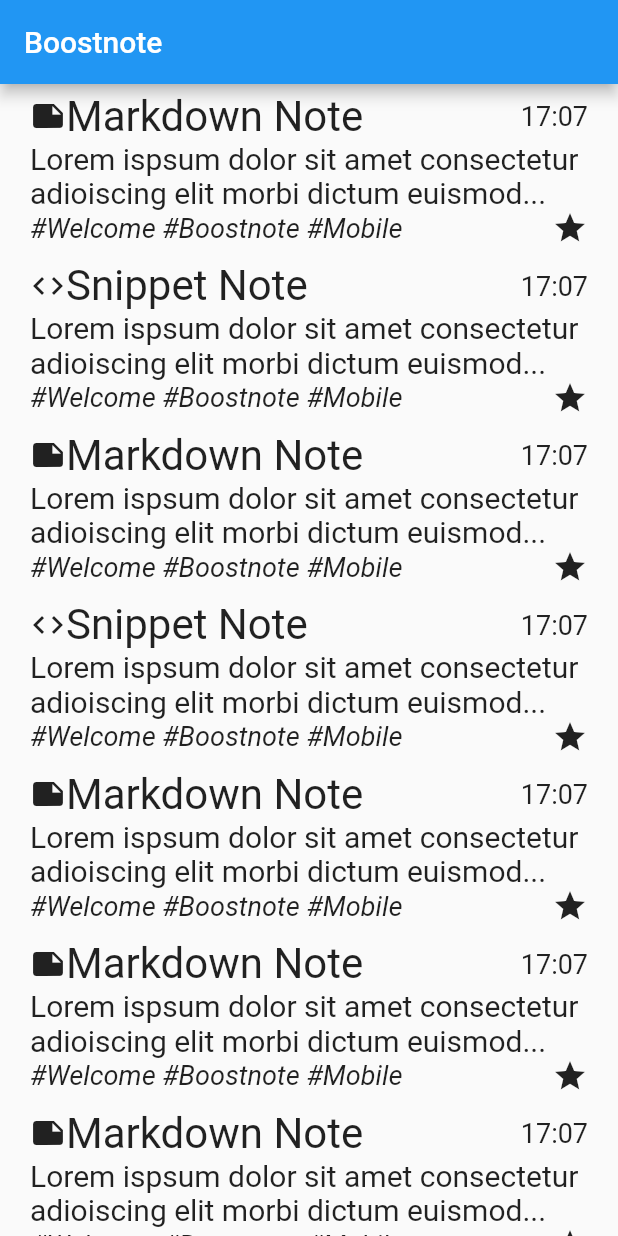
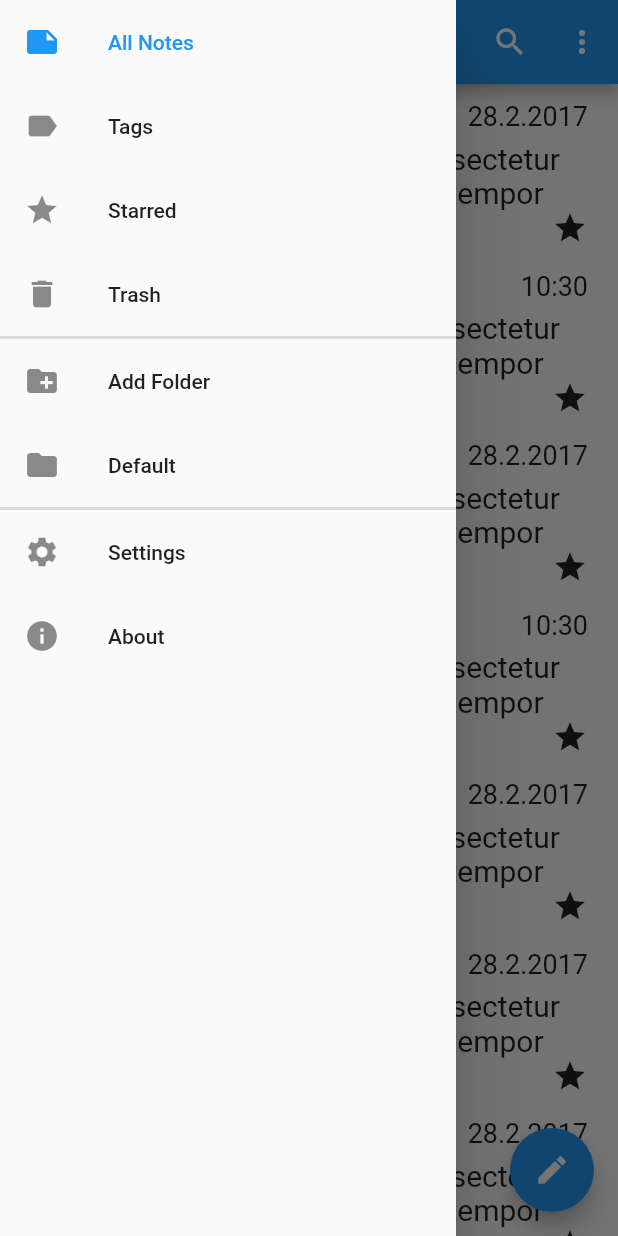
Before and after one commit to T0M0F/NoteApp, a Flutter app: the screen it shows after launch, with the side drawer open (before the commit the screen has no drawer), on a phone screen of 412 x 824 dp. Run offline on Flutter 3.47's test engine with Material 2 defaults, Android fonts, the phone set to English and light mode, and no system bars.

Commit message:
Added Stuff

```diff
--- /dev/null
+++ b/boostnote_mobile/lib/Converter/DateTimeConverter.dart
@@ -0,0 +1,36 @@
+
+
+class DateTimeConverter {
+
+  String convertToReadableForm(DateTime dateTime){
+
+    if(today(dateTime)){
+      return dateTime.hour.toString() + ':' + dateTime.minute.toString();
+    } else if(thisYear(dateTime)){
+      return dateTime.day.toString() + '.' + dateTime.month.toString();
+    } else {
+      return dateTime.day.toString() + '.' + dateTime.month.toString() + '.' + dateTime.year.toString();
+    }
+
+
+  }
+
+  bool today(DateTime dateTime){
+
+    DateTime now = DateTime.now();
+    DateTime today = new DateTime(now.year, now.month, now.day);
+    DateTime dateToCheck = new DateTime(dateTime.year, dateTime.month, dateTime.day);
+
+    return today == dateToCheck;
+  }
+
+  bool thisYear(DateTime dateTime) {
+
+    DateTime now = DateTime.now();
+    DateTime year = new DateTime(now.year);
+    DateTime dateToCheck = new DateTime(dateTime.year);
+
+    return year == dateToCheck;
+  }
+
+}
--- a/boostnote_mobile/lib/data/DummyDataGenerator.dart
+++ b/boostnote_mobile/lib/data/DummyDataGenerator.dart
@@ -46,7 +46,7 @@ class DummyDataGenerator {
                                         updatedAt: new DateTime.now(),
                                         folder: 'Folder2',
                                         title: 'Snippet Note',
-                                        tags: ['Tag1'],
+                                        tags: ['#Tag1'],
                                         isStarred: true,
                                         isTrashed: false,
                                         description: description,
@@ -60,13 +60,21 @@ class DummyDataGenerator {
     String content = 'lorem ipsum dolor sit amet, consectetur adipiscing elit, sed do eiusmod tempor incididunt ut labore et dolore magna aliqua. Ut enim ad minim veniam, quis nostrud exercitation ullamco laboris nisi ut aliquip ex ea commodo consequat. Duis aute irure dolor in reprehenderit in voluptate velit esse cillum dolore eu fugiat nulla pariatur. Excepteur sint occaecat cupidatat non proident, sunt in culpa qui officia deserunt mollit anim id est laborum.';
 
     return new MarkdownNote(createdAt: new DateTime.now(),
-                                        updatedAt: new DateTime.now(),
+                                        updatedAt: new DateTime(2017,02,28),
                                         folder: 'Folder1',
                                         title: 'Markdown Note',
-                                        tags: ['Tag1, Tag2'],
+                                        tags: ['#Tag1' , '#Tag2'],
                                         isStarred: false,
                                         isTrashed: false,
                                         content: content
                                         );
   }
+
+  List<String> folders = ['Default'];
+
+
+
+  void saveFolder(String folder){
+    folders.add(folder);
+  }
 }
--- a/boostnote_mobile/lib/main.dart
+++ b/boostnote_mobile/lib/main.dart
@@ -1,5 +1,5 @@
 import 'package:flutter/material.dart';
-import 'package:boostnote_mobile/ui/screens/MainScreen.dart';
+import 'package:boostnote_mobile/ui/screens/main/MainScreen.dart';
 
 void main() => runApp(MyApp());
 
@@ -9,6 +9,7 @@ class MyApp extends StatelessWidget {
   Widget build(BuildContext context) {
     return MaterialApp(
       title: 'Boostnote',
+      debugShowCheckedModeBanner: false,
       theme: ThemeData(
         primarySwatch: Colors.blue,
       ),
--- a/boostnote_mobile/lib/ui/screens/MainScreen.dart
+++ /dev/null
@@ -1,35 +0,0 @@
-
-import 'package:boostnote_mobile/data/DummyDataGenerator.dart';
-import 'package:boostnote_mobile/data/model/Note.dart';
-import 'package:boostnote_mobile/ui/screens/NoteList/NoteList.dart';
-import 'package:flutter/cupertino.dart';
-import 'package:flutter/material.dart';
-
-class MainScreen extends StatefulWidget {
-  @override
-  _MainScreenState createState() => _MainScreenState();
-}
-
-class _MainScreenState extends State<MainScreen> {
-
-  DummyDataGenerator generator = new DummyDataGenerator();
-  Note _selectedNote;
-
- @override
-  Widget build(BuildContext context) {
-    return Scaffold(
-      appBar: AppBar(
-        title: Text('Boostnote'),
-      ),
-      body: Container(
-        child: new NoteList(data: generator.generateNotes(10),
-                            itemSelectedCallback: (note) {
-                                setState(() {
-                                  _selectedNote = note;
-                                });
-                            }
-                           ),
-      ),
-    );
-  }
-}
--- /dev/null
+++ b/boostnote_mobile/lib/ui/screens/main/MainScreen.dart
@@ -0,0 +1,91 @@
+
+import 'package:boostnote_mobile/data/DummyDataGenerator.dart';
+import 'package:boostnote_mobile/data/model/Note.dart';
+import 'package:boostnote_mobile/ui/screens/main/NoteList/NoteList.dart';
+import 'package:flutter/cupertino.dart';
+import 'package:flutter/material.dart';
+
+import 'NavigationDrawer.dart';
+
+class MainScreen extends StatefulWidget {
+  @override
+  _MainScreenState createState() => _MainScreenState();
+}
+
+class _MainScreenState extends State<MainScreen> {
+
+  DummyDataGenerator generator = new DummyDataGenerator();
+  Note _selectedNote;
+
+ @override
+  Widget build(BuildContext context) {
+
+    double shortestSide = MediaQuery.of(context).size.shortestSide;
+    bool isTablet = shortestSide >= 600;
+    List<Note> notes = generator.generateNotes(10);
+    Widget body;
+
+    if (shortestSide < 600) {
+      body = _buildMobileLayout(notes);
+    } else {
+      body = _buildTabletLayout(notes);
+    }
+
+    return Scaffold(
+      appBar: AppBar(
+        title: Text('Boostnote'),
+        actions: <Widget>[
+          IconButton(
+            icon: Icon(Icons.search),
+            onPressed: () {},
+          ),
+          IconButton(
+            icon: Icon(Icons.more_vert),
+            onPressed: () {},
+          )
+        ],
+      ),
+      drawer: isTablet ? null : new NavigationDrawer(),
+      body: body,
+      floatingActionButton: FloatingActionButton(
+        child: Icon(Icons.edit),
+        onPressed: (){
+
+        },
+      ),
+    );
+  }
+
+  Widget _buildMobileLayout(List<Note> notes){
+    return Container(
+      child: new NoteList(data: notes,
+            itemSelectedCallback: (note) {
+                setState(() {
+                  _selectedNote = note;
+                });
+            }
+      ),
+    );
+  }
+
+  Widget _buildTabletLayout(List<Note> notes){
+    return Row(
+      children: <Widget>[
+        Flexible(
+          flex: 2,
+          child: NavigationDrawer()
+        ),
+        Flexible(
+          flex: 3,
+          child: NoteList(data: notes,
+            itemSelectedCallback: (note) {
+                setState(() {
+                  _selectedNote = note;
+                });
+            }
+          ),
+        ),
+      ],
+    );
+  }
+}
--- /dev/null
+++ b/boostnote_mobile/lib/ui/screens/main/NavigationDrawer.dart
@@ -0,0 +1,137 @@
+
+
+ import 'package:boostnote_mobile/data/DummyDataGenerator.dart';
+import 'package:flutter/cupertino.dart';
+import 'package:flutter/material.dart';
+
+class NavigationDrawer extends StatefulWidget {
+
+  @override
+  State<StatefulWidget> createState() => NavigationDrawerState();
+
+}
+
+class NavigationDrawerState extends State<NavigationDrawer> {
+
+  DummyDataGenerator _generator = new DummyDataGenerator();
+
+   @override
+  Widget build(BuildContext context) {
+
+     List<Widget> widgetList = buildWidgetList(context, _generator.folders);
+
+    return Drawer(
+      elevation: 20.0,
+      child: ListView(
+        padding: EdgeInsets.zero,
+        children: widgetList
+      ),
+    );
+  }
+
+  List<Widget> buildWidgetList(BuildContext context, List<String> folders) {
+
+      List<Widget> widgets = [
+      ListTile(
+        selected: true,
+        leading: Icon(Icons.note),
+        title: Text('All Notes'),
+        onTap: () {
+          Navigator.pop(context);
+        },
+      ),
+      ListTile(
+        leading: Icon(Icons.label),
+        title: Text('Tags'),
+        onTap: () {
+          Navigator.pop(context);
+        },
+      ),
+      ListTile(
+        leading: Icon(Icons.star),
+        title: Text('Starred'),
+        onTap: () {
+          Navigator.pop(context);
+        },
+      ),
+      ListTile(
+        leading: Icon(Icons.delete),
+        title: Text('Trash'),
+        onTap: () {
+          Navigator.pop(context);
+        },
+      ),
+      Divider(
+        height: 2.0,
+        thickness: 2,
+      ),
+      ListTile(
+        leading: Icon(Icons.create_new_folder),
+        title: Text('Add Folder'),
+        onTap: () {
+          _createDialog(context);
+        },
+      ),
+      Divider(
+        height: 2.0,
+        thickness: 2,
+      ),
+      ListTile(
+        leading: Icon(Icons.settings),
+        title: Text('Settings'),
+        onTap: () {
+          Navigator.pop(context);
+        },
+      ),
+      ListTile(
+        leading: Icon(Icons.info),
+        title: Text('About'),
+        onTap: () {
+          /*
+          Navigator.push(
+            context,
+            MaterialPageRoute(builder: (context) => AboutPage()),
+          );
+          */
+        },
+      ),
+    ];
+
+    for(String folder in folders){
+      widgets.insert(6, ListTile(
+        leading: Icon(Icons.folder),
+        title: Text(folder),
+        onTap: () {
+          Navigator.pop(context);
+        },
+      ));
+    }
+
+    return widgets;
+  }
+
+  Future<String> _createDialog(BuildContext context) {
+    TextEditingController controller = new TextEditingController();
+    return showDialog(context: context, builder: (context){
+      return AlertDialog(
+        title: Text('Add Folder'),
+        content: TextField(
+          controller: controller,
+        ),
+        actions: <Widget>[
+          MaterialButton(
+            elevation: 5.0,
+            child: Text('Add'),
+            onPressed: (){
+              Navigator.of(context).pop();
+              setState(() {
+                _generator.saveFolder(controller.text);
+              });
+            }
+          )
+        ],
+      );
+    });
+  }
+
+}
--- /dev/null
+++ b/boostnote_mobile/lib/ui/screens/main/NoteList/MarkdownTile.dart
@@ -0,0 +1,62 @@
+
+import 'package:boostnote_mobile/Converter/DateTimeConverter.dart';
+import 'package:boostnote_mobile/data/model/MarkdownNote.dart';
+import 'package:flutter/cupertino.dart';
+import 'package:flutter/material.dart';
+
+class MarkdownTile extends StatelessWidget{
+
+  DateTimeConverter dateTimeConverter = new DateTimeConverter();  //ugly
+  final MarkdownNote note;
+  MarkdownTile({this.note});
+
+  @override
+  Widget build(BuildContext context) => _buildItem(context);
+
+  Widget _buildItem(BuildContext context) {
+    return Padding(
+      padding: const EdgeInsets.symmetric(
+        horizontal: 20,
+        vertical: 5,
+      ),
+      child: Column(
+        children: <Widget>[
+        buildHeaderRow(),
+        buildBodyRow(),
+        buildFooterRow()
+        ],
+      ),
+    );
+  }
+
+  Widget buildHeaderRow() => Row(
+    mainAxisAlignment: MainAxisAlignment.spaceBetween,
+    children: <Widget>[
+      Row(
+        children: <Widget>[
+          Icon(Icons.note),
+          Text(note.title,
+              maxLines: 1,
+              style: TextStyle(fontSize: 28.0)),
+        ],
+      ),
+      Text(dateTimeConverter.convertToReadableForm(note.updatedAt), style: TextStyle(fontSize: 18.0))
+    ],
+  );
+
+  Widget buildBodyRow() => Text(
+    note.content,
+    maxLines: 2,
+    style: TextStyle(fontSize: 20.0)
+  );
+
+  Widget buildFooterRow() => Row(
+    mainAxisAlignment: MainAxisAlignment.spaceBetween,
+    children: <Widget>[
+      Text(note.tags.toString(),
+          maxLines: 1,
+          style: TextStyle(fontSize: 18.0, fontStyle: FontStyle.italic)),
+      Icon(Icons.star)
+    ],
+  );
+}
--- a/boostnote_mobile/lib/ui/screens/NoteList/NoteList.dart
+++ b/boostnote_mobile/lib/ui/screens/main/NoteList/NoteList.dart
@@ -1,6 +1,8 @@
 
+import 'package:boostnote_mobile/data/model/MarkdownNote.dart';
 import 'package:boostnote_mobile/data/model/Note.dart';
-import 'package:boostnote_mobile/ui/screens/NoteList/NoteTile.dart';
+import 'package:boostnote_mobile/ui/screens/main/NoteList/MarkdownTile.dart';
+import 'package:boostnote_mobile/ui/screens/main/NoteList/SnippetTile.dart';
 import 'package:flutter/cupertino.dart';
 
 class NoteList extends StatelessWidget {
@@ -21,7 +23,7 @@ class NoteList extends StatelessWidget {
       itemBuilder: (context, int) {
         return GestureDetector(
           onTap: () => itemSelectedCallback(data[int]),
-          child: new NoteTile(note: data[int]),
+          child: data[int] is MarkdownNote ? MarkdownTile(note: data[int]) : SnippetTile(note: data[int]),  //ugly
         );
       },
     );
--- a/boostnote_mobile/lib/ui/screens/NoteList/NoteTile.dart
+++ b/boostnote_mobile/lib/ui/screens/main/NoteList/SnippetTile.dart
@@ -1,13 +1,14 @@
 
-import 'package:boostnote_mobile/data/model/MarkdownNote.dart';
-import 'package:boostnote_mobile/data/model/Note.dart';
+import 'package:boostnote_mobile/Converter/DateTimeConverter.dart';
+import 'package:boostnote_mobile/data/model/SnippetNote.dart';
 import 'package:flutter/cupertino.dart';
 import 'package:flutter/material.dart';
 
-class NoteTile extends StatelessWidget{
+class SnippetTile extends StatelessWidget{
 
-  Note note;
-  NoteTile({this.note});
+  DateTimeConverter dateTimeConverter = new DateTimeConverter();  //ugly
+  final SnippetNode note;
+  SnippetTile({this.note});
 
   @override
   Widget build(BuildContext context) => _buildItem(context);
@@ -33,23 +34,28 @@ class NoteTile extends StatelessWidget{
     children: <Widget>[
       Row(
         children: <Widget>[
-          note is MarkdownNote ? Icon(Icons.note) : Icon(Icons.code),
-          Text(note.title, style: TextStyle(fontSize: 28.0)),
+          Icon(Icons.code),
+          Text(note.title,
+            maxLines: 1,
+            style: TextStyle(fontSize: 28.0)),
         ],
       ),
-      Text('17:07', style: TextStyle(fontSize: 18.0))
+      Text(dateTimeConverter.convertToReadableForm(note.updatedAt), style: TextStyle(fontSize: 18.0))
     ],
   );
 
   Widget buildBodyRow() => Text(
-    'Lorem ispsum dolor sit amet consectetur adioiscing elit morbi dictum euismod...',
+    note.description,
+    maxLines: 2,
     style: TextStyle(fontSize: 20.0)
   );
 
   Widget buildFooterRow() => Row(
     mainAxisAlignment: MainAxisAlignment.spaceBetween,
     children: <Widget>[
-      Text('#Welcome #Boostnote #Mobile', style: TextStyle(fontSize: 18.0, fontStyle: FontStyle.italic)),
+      Text(note.tags.toString(),
+          maxLines: 1,
+          style: TextStyle(fontSize: 18.0, fontStyle: FontStyle.italic)),
       Icon(Icons.star)
     ],
   );
```
Also changed, not shown: boostnote_mobile/lib/ui/screens/Drawer.dart (deleted), 1 other file.
